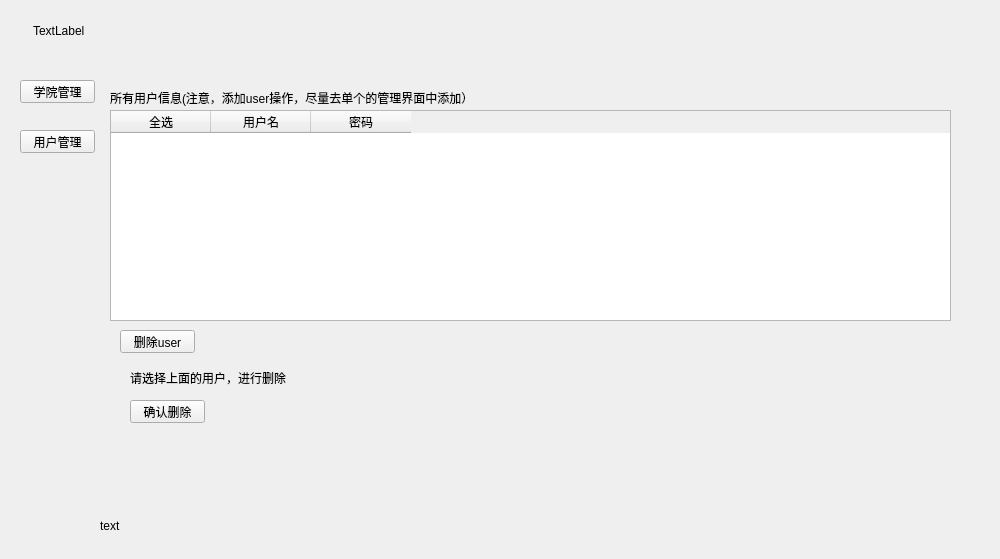
Above: data/ui/root.ui from fengyangdong/mysql_gui before the change. Below: the same form after it.
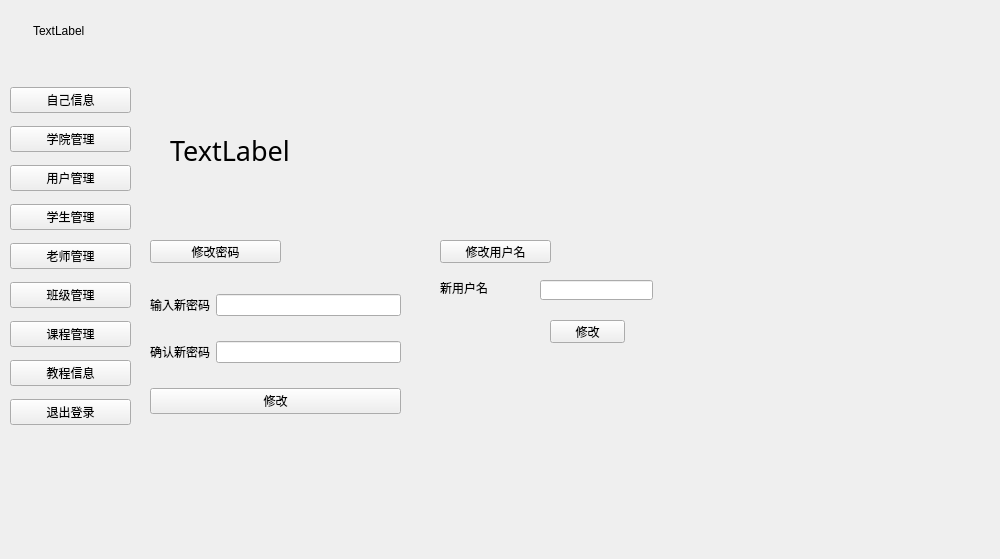
That is the form after the change. The open tabs and pages were chosen to show the change.

Commit message: root的ui界面已经大致完成了（基础功能），后续还需要继续增加其他基础功能，然后就可以去弄sdept的ui界面了

What changed in the file:
```diff
--- a/data/ui/root.ui
+++ b/data/ui/root.ui
@@ -26,19 +26,6 @@
     <string>TextLabel</string>
    </property>
   </widget>
-  <widget class="QPushButton" name="all_sdept_button">
-   <property name="geometry">
-    <rect>
-     <x>20</x>
-     <y>80</y>
-     <width>75</width>
-     <height>23</height>
-    </rect>
-   </property>
-   <property name="text">
-    <string>学院管理</string>
-   </property>
-  </widget>
   <widget class="QLabel" name="label_word">
    <property name="geometry">
     <rect>
@@ -49,28 +36,15 @@
     </rect>
    </property>
    <property name="text">
-    <string>text</string>
-   </property>
-  </widget>
-  <widget class="QPushButton" name="all_user_button">
-   <property name="geometry">
-    <rect>
-     <x>20</x>
-     <y>130</y>
-     <width>75</width>
-     <height>23</height>
-    </rect>
-   </property>
-   <property name="text">
-    <string>用户管理</string>
+    <string/>
    </property>
   </widget>
   <widget class="QStackedWidget" name="stackedWidget">
    <property name="geometry">
     <rect>
-     <x>100</x>
+     <x>130</x>
      <y>70</y>
-     <width>891</width>
+     <width>861</width>
      <height>451</height>
     </rect>
    </property>
@@ -281,9 +255,9 @@
     <widget class="QWidget" name="select_user" native="true">
      <property name="geometry">
       <rect>
-       <x>-30</x>
+       <x>0</x>
        <y>10</y>
-       <width>911</width>
+       <width>881</width>
        <height>411</height>
       </rect>
      </property>
@@ -322,7 +296,7 @@
        </rect>
       </property>
       <property name="text">
-       <string>所有用户信息(注意，添加user操作，尽量去单个的管理界面中添加）</string>
+       <string>所有用户信息(注意，添加user操作，尽量去单个的管理界面中添加，这里主要是添加root用户）</string>
       </property>
      </widget>
      <widget class="QPushButton" name="delete_user">
@@ -376,6 +350,407 @@
      </widget>
     </widget>
    </widget>
+   <widget class="QWidget" name="page_3">
+    <widget class="QTableWidget" name="student_table">
+     <property name="geometry">
+      <rect>
+       <x>10</x>
+       <y>30</y>
+       <width>881</width>
+       <height>192</height>
+      </rect>
+     </property>
+     <column>
+      <property name="text">
+       <string>全选</string>
+      </property>
+     </column>
+     <column>
+      <property name="text">
+       <string>学号</string>
+      </property>
+     </column>
+     <column>
+      <property name="text">
+       <string>名称</string>
+      </property>
+     </column>
+     <column>
+      <property name="text">
+       <string>性别</string>
+      </property>
+     </column>
+     <column>
+      <property name="text">
+       <string>电话</string>
+      </property>
+     </column>
+     <column>
+      <property name="text">
+       <string>邮箱</string>
+      </property>
+     </column>
+     <column>
+      <property name="text">
+       <string>地址</string>
+      </property>
+     </column>
+     <column>
+      <property name="text">
+       <string>寝室号</string>
+      </property>
+     </column>
+     <column>
+      <property name="text">
+       <string>院</string>
+      </property>
+     </column>
+     <column>
+      <property name="text">
+       <string>班</string>
+      </property>
+     </column>
+     <column>
+      <property name="text">
+       <string/>
+      </property>
+     </column>
+    </widget>
+    <widget class="QLabel" name="label_8">
+     <property name="geometry">
+      <rect>
+       <x>20</x>
+       <y>10</y>
+       <width>291</width>
+       <height>16</height>
+      </rect>
+     </property>
+     <property name="text">
+      <string>默认是全部学生，也可以进行检索查询</string>
+     </property>
+    </widget>
+   </widget>
+   <widget class="QWidget" name="page_4">
+    <widget class="QTableWidget" name="class_table">
+     <property name="geometry">
+      <rect>
+       <x>35</x>
+       <y>60</y>
+       <width>551</width>
+       <height>192</height>
+      </rect>
+     </property>
+     <column>
+      <property name="text">
+       <string>全选</string>
+      </property>
+     </column>
+     <column>
+      <property name="text">
+       <string>所在院</string>
+      </property>
+     </column>
+     <column>
+      <property name="text">
+       <string>班级名称</string>
+      </property>
+     </column>
+    </widget>
+   </widget>
+   <widget class="QWidget" name="page_5">
+    <widget class="QTableWidget" name="course_table">
+     <property name="geometry">
+      <rect>
+       <x>70</x>
+       <y>40</y>
+       <width>611</width>
+       <height>192</height>
+      </rect>
+     </property>
+     <column>
+      <property name="text">
+       <string>全选</string>
+      </property>
+     </column>
+     <column>
+      <property name="text">
+       <string>班级</string>
+      </property>
+     </column>
+     <column>
+      <property name="text">
+       <string>课程名</string>
+      </property>
+     </column>
+     <column>
+      <property name="text">
+       <string>老师id</string>
+      </property>
+     </column>
+    </widget>
+   </widget>
+   <widget class="QWidget" name="page_6">
+    <widget class="QLabel" name="help_label">
+     <property name="geometry">
+      <rect>
+       <x>40</x>
+       <y>70</y>
+       <width>561</width>
+       <height>301</height>
+      </rect>
+     </property>
+     <property name="font">
+      <font>
+       <family>得意黑</family>
+       <pointsize>16</pointsize>
+       <italic>true</italic>
+      </font>
+     </property>
+     <property name="tabletTracking">
+      <bool>false</bool>
+     </property>
+     <property name="acceptDrops">
+      <bool>false</bool>
+     </property>
+     <property name="autoFillBackground">
+      <bool>false</bool>
+     </property>
+     <property name="text">
+      <string>这个是帮助文档：
+1. 首先这个是root用户，root用户相当于校长等等最高级用户，可以进行一切的修改，都是没有问题的。
+2. 当然学院的添加和删除只能是root用户进行修改，当然root用户也是只能是root用户进行修改和添加和删除，其他的如学生，老师，班级，课程，root用户可以修改，也可以其他非root用户进行修改，只是没有root用户的自由。
+3. 用户id的命名规则：4位号码是院长、5位号码是老师、六位号码是学生、其他号码长度为root用户</string>
+     </property>
+     <property name="wordWrap">
+      <bool>true</bool>
+     </property>
+    </widget>
+   </widget>
+   <widget class="QWidget" name="page_7">
+    <widget class="QLabel" name="my_word_label">
+     <property name="geometry">
+      <rect>
+       <x>40</x>
+       <y>40</y>
+       <width>781</width>
+       <height>81</height>
+      </rect>
+     </property>
+     <property name="font">
+      <font>
+       <family>楷体</family>
+       <pointsize>20</pointsize>
+      </font>
+     </property>
+     <property name="text">
+      <string>TextLabel</string>
+     </property>
+    </widget>
+    <widget class="QPushButton" name="change_password_button">
+     <property name="geometry">
+      <rect>
+       <x>20</x>
+       <y>170</y>
+       <width>131</width>
+       <height>23</height>
+      </rect>
+     </property>
+     <property name="text">
+      <string>修改密码</string>
+     </property>
+    </widget>
+    <widget class="QWidget" name="change_password_widget" native="true">
+     <property name="geometry">
+      <rect>
+       <x>10</x>
+       <y>200</y>
+       <width>261</width>
+       <height>181</height>
+      </rect>
+     </property>
+     <widget class="QWidget" name="">
+      <property name="geometry">
+       <rect>
+        <x>10</x>
+        <y>5</y>
+        <width>251</width>
+        <height>161</height>
+       </rect>
+      </property>
+      <layout class="QVBoxLayout" name="verticalLayout_3">
+       <item>
+        <layout class="QHBoxLayout" name="horizontalLayout_5">
+         <item>
+          <widget class="QLabel" name="label_12">
+           <property name="text">
+            <string>输入新密码</string>
+           </property>
+          </widget>
+         </item>
+         <item>
+          <widget class="QLineEdit" name="new_password"/>
+         </item>
+        </layout>
+       </item>
+       <item>
+        <layout class="QHBoxLayout" name="horizontalLayout_6">
+         <item>
+          <widget class="QLabel" name="label_13">
+           <property name="text">
+            <string>确认新密码</string>
+           </property>
+          </widget>
+         </item>
+         <item>
+          <widget class="QLineEdit" name="new_password2"/>
+         </item>
+        </layout>
+       </item>
+       <item>
+        <widget class="QPushButton" name="change_password_button2">
+         <property name="text">
+          <string>修改</string>
+         </property>
+        </widget>
+       </item>
+      </layout>
+     </widget>
+    </widget>
+    <widget class="QPushButton" name="change_username_button">
+     <property name="geometry">
+      <rect>
+       <x>310</x>
+       <y>170</y>
+       <width>111</width>
+       <height>23</height>
+      </rect>
+     </property>
+     <property name="text">
+      <string>修改用户名</string>
+     </property>
+    </widget>
+    <widget class="QWidget" name="change_username_widget" native="true">
+     <property name="geometry">
+      <rect>
+       <x>300</x>
+       <y>200</y>
+       <width>231</width>
+       <height>80</height>
+      </rect>
+     </property>
+     <widget class="QLabel" name="label_14">
+      <property name="geometry">
+       <rect>
+        <x>10</x>
+        <y>10</y>
+        <width>61</width>
+        <height>16</height>
+       </rect>
+      </property>
+      <property name="text">
+       <string>新用户名</string>
+      </property>
+     </widget>
+     <widget class="QLineEdit" name="new_username">
+      <property name="geometry">
+       <rect>
+        <x>110</x>
+        <y>10</y>
+        <width>113</width>
+        <height>20</height>
+       </rect>
+      </property>
+     </widget>
+     <widget class="QPushButton" name="change_username_button2">
+      <property name="geometry">
+       <rect>
+        <x>120</x>
+        <y>50</y>
+        <width>75</width>
+        <height>23</height>
+       </rect>
+      </property>
+      <property name="text">
+       <string>修改</string>
+      </property>
+     </widget>
+    </widget>
+   </widget>
+  </widget>
+  <widget class="QWidget" name="layoutWidget">
+   <property name="geometry">
+    <rect>
+     <x>10</x>
+     <y>80</y>
+     <width>121</width>
+     <height>361</height>
+    </rect>
+   </property>
+   <layout class="QVBoxLayout" name="verticalLayout_2">
+    <item>
+     <widget class="QPushButton" name="my_word_button">
+      <property name="text">
+       <string>自己信息</string>
+      </property>
+     </widget>
+    </item>
+    <item>
+     <widget class="QPushButton" name="all_sdept_button">
+      <property name="text">
+       <string>学院管理</string>
+      </property>
+     </widget>
+    </item>
+    <item>
+     <widget class="QPushButton" name="all_user_button">
+      <property name="text">
+       <string>用户管理</string>
+      </property>
+     </widget>
+    </item>
+    <item>
+     <widget class="QPushButton" name="all_student_button">
+      <property name="text">
+       <string>学生管理</string>
+      </property>
+     </widget>
+    </item>
+    <item>
+     <widget class="QPushButton" name="pushButton">
+      <property name="text">
+       <string>老师管理</string>
+      </property>
+     </widget>
+    </item>
+    <item>
+     <widget class="QPushButton" name="all_class_button">
+      <property name="text">
+       <string>班级管理</string>
+      </property>
+     </widget>
+    </item>
+    <item>
+     <widget class="QPushButton" name="all_course_button">
+      <property name="text">
+       <string>课程管理</string>
+      </property>
+     </widget>
+    </item>
+    <item>
+     <widget class="QPushButton" name="word_help_button">
+      <property name="text">
+       <string>教程信息</string>
+      </property>
+     </widget>
+    </item>
+    <item>
+     <widget class="QPushButton" name="exit_button">
+      <property name="text">
+       <string>退出登录</string>
+      </property>
+     </widget>
+    </item>
+   </layout>
   </widget>
  </widget>
  <resources/>
```
Left out of the diff: 72 changed lines with no effect on the pictures. The commit also changes 5 other files.
